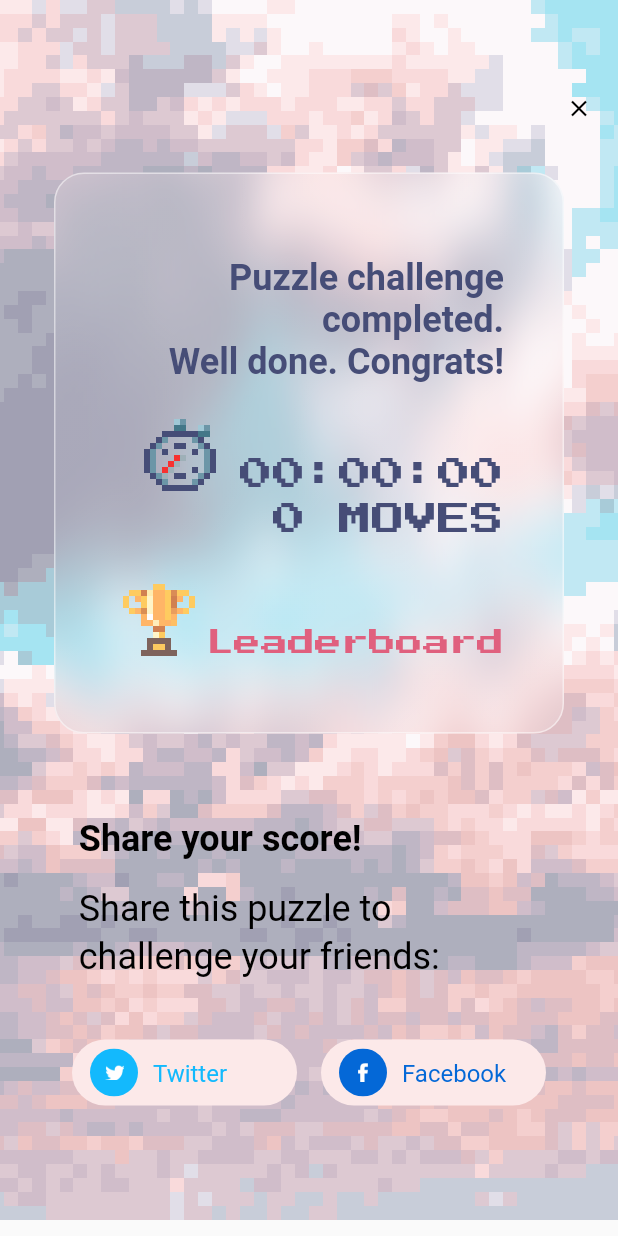
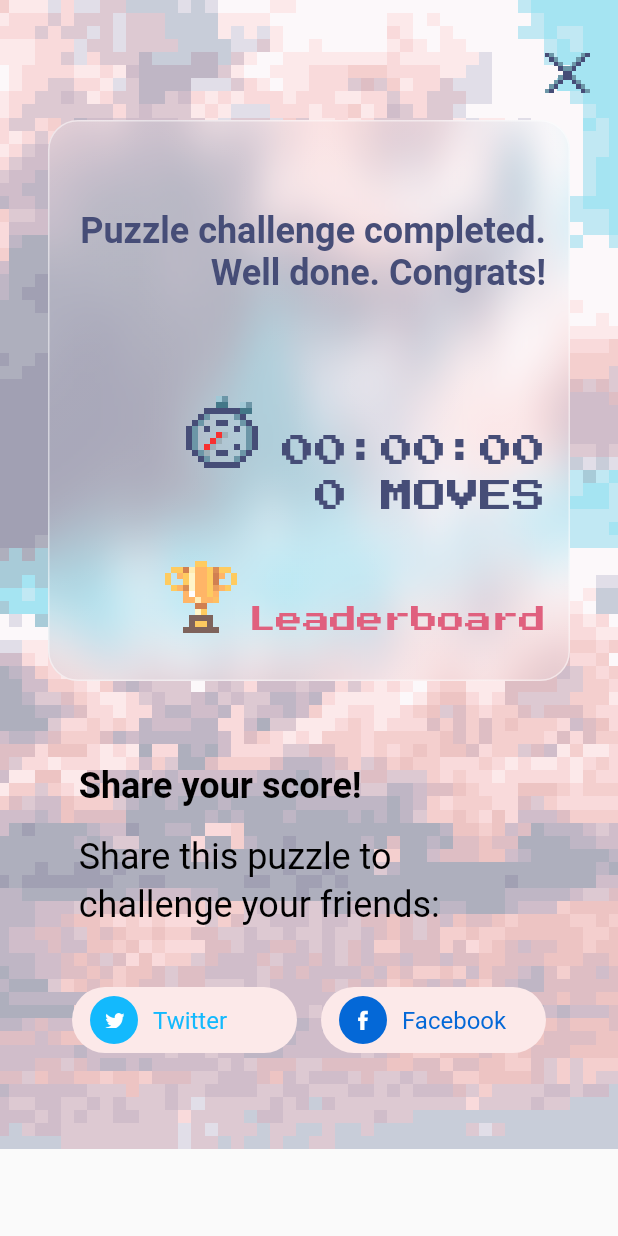
Before and after one commit to evanca/pixel_art_puzzle, a Flutter app: the DashatarShareDialog widget shown alone on an empty page, opened directly, on a phone screen of 412 x 824 dp. Run offline on Flutter 3.47's test engine with Material 2 defaults, Android fonts, the phone set to English and light mode, and no system bars; drawn by our look-alikes of glassmorphism; our stand-ins replace bloc, equatable, file_picker, flutter_bloc, gap, google_fonts and 5 more; missing offline and left inert: pixabay_picker; generated files the repository leaves out were written again; Roboto replaces fonts that are missing (Ubuntu); statements that could not run were skipped.

Commit message:
Implement close button

```diff
--- a/lib/dashatar/widgets/dashatar_score.dart
+++ b/lib/dashatar/widgets/dashatar_score.dart
@@ -41,7 +41,7 @@ class DashatarScore extends StatelessWidget {
       large: (_, child) => child!,
       child: (currentSize) {
         final height =
-            currentSize == ResponsiveLayoutSize.small ? 374.0 : 355.0;
+            currentSize == ResponsiveLayoutSize.small ? 374.0 : 400.0;
 
         final imageOffset = currentSize == ResponsiveLayoutSize.large
             ? _largeImageOffset
@@ -84,12 +84,10 @@ class DashatarScore extends StatelessWidget {
             smallHeight: height,
             child: Stack(
               children: [
-                Padding(
-                  padding: const EdgeInsets.all(24),
-                  child: Column(
+                Column(
                   crossAxisAlignment: CrossAxisAlignment.end,
                   children: [
-                      const Gap(16),
+                    const Spacer(),
                     AnimatedDefaultTextStyle(
                       style: PuzzleTextStyle.headline4,
                       duration: PuzzleThemeAnimationDuration.duration,
@@ -150,15 +148,13 @@ class DashatarScore extends StatelessWidget {
                           Text(
                             context.l10n.leaderboard,
                             style: PuzzleTextStyle.timerTextStyle.copyWith(
-                                  color: PuzzleColors.pixelPrimary,
-                                  fontSize: 18),
+                                color: PuzzleColors.pixelPrimary, fontSize: 18),
                           )
                         ],
                       ),
                     ),
                     const Gap(16),
                   ],
-                  ),
                 ),
               ],
             ),
--- a/lib/dashatar/widgets/dashatar_share_dialog.dart
+++ b/lib/dashatar/widgets/dashatar_share_dialog.dart
@@ -3,7 +3,6 @@ import 'dart:async';
 import 'package:flutter/material.dart';
 import 'package:just_audio/just_audio.dart';
 import 'package:pixel_art_puzzle/audio_control/audio_control.dart';
-import 'package:pixel_art_puzzle/colors/colors.dart';
 import 'package:pixel_art_puzzle/dashatar/dashatar.dart';
 import 'package:pixel_art_puzzle/helpers/helpers.dart';
 import 'package:pixel_art_puzzle/layout/layout.dart';
@@ -74,17 +73,11 @@ class _DashatarShareDialogState extends State<DashatarShareDialog>
           medium: (_, child) => child!,
           large: (_, child) => child!,
           child: (currentSize) {
-            final padding = currentSize == ResponsiveLayoutSize.large
-                ? const EdgeInsets.fromLTRB(68, 82, 68, 73)
-                : (currentSize == ResponsiveLayoutSize.medium
-                    ? const EdgeInsets.fromLTRB(48, 54, 48, 53)
-                    : const EdgeInsets.fromLTRB(20, 99, 20, 76));
+            const padding = EdgeInsets.fromLTRB(16, 64, 16, 64);
 
-            final closeIconOffset = currentSize == ResponsiveLayoutSize.large
-                ? const Offset(44, 37)
-                : (currentSize == ResponsiveLayoutSize.medium
-                    ? const Offset(25, 28)
-                    : const Offset(17, 63));
+            final closeIconOffset = currentSize == ResponsiveLayoutSize.small
+                ? const Offset(16, 32)
+                : const Offset(16, 16);
 
             final crossAxisAlignment = currentSize == ResponsiveLayoutSize.large
                 ? CrossAxisAlignment.start
@@ -141,24 +134,19 @@ class _DashatarShareDialogState extends State<DashatarShareDialog>
                   Positioned(
                       right: closeIconOffset.dx,
                       top: closeIconOffset.dy,
-                    child: IconButton(
-                      key: const Key('dashatar_share_dialog_close_button'),
-                      splashColor: Colors.transparent,
-                      highlightColor: Colors.transparent,
-                      hoverColor: Colors.transparent,
-                      padding: EdgeInsets.zero,
-                      constraints: const BoxConstraints(),
-                      iconSize: 18,
-                      icon: const Icon(
-                        Icons.close,
-                        color: PuzzleColors.black,
-                      ),
-                      onPressed: () {
+                      child: GestureDetector(
+                        onTap: () {
                           unawaited(_clickAudioPlayer.play());
                           Navigator.of(context).pop();
                         },
+                        child: Image.asset(
+                          'assets/images/close_12px.png',
+                          fit: BoxFit.contain,
+                          filterQuality: FilterQuality.none,
+                          width: 36,
+                          height: 36,
                         ),
-                  ),
+                      )),
                 ],
               ),
             );
```
Also changed, not shown: assets/images/close_12px.png (added). Lines whose indentation alone changed are shown as unchanged.
